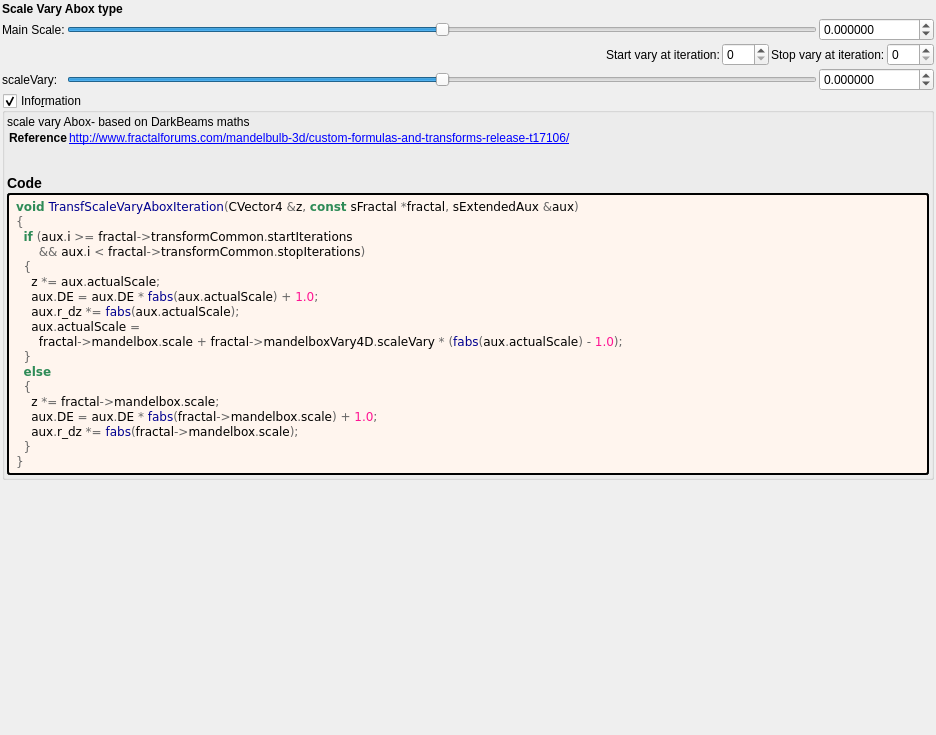
buddhi1980/mandelbulber2, file mandelbulber2/formula/ui/fractal_transf_scale_vary_abox.ui: the form before one commit.
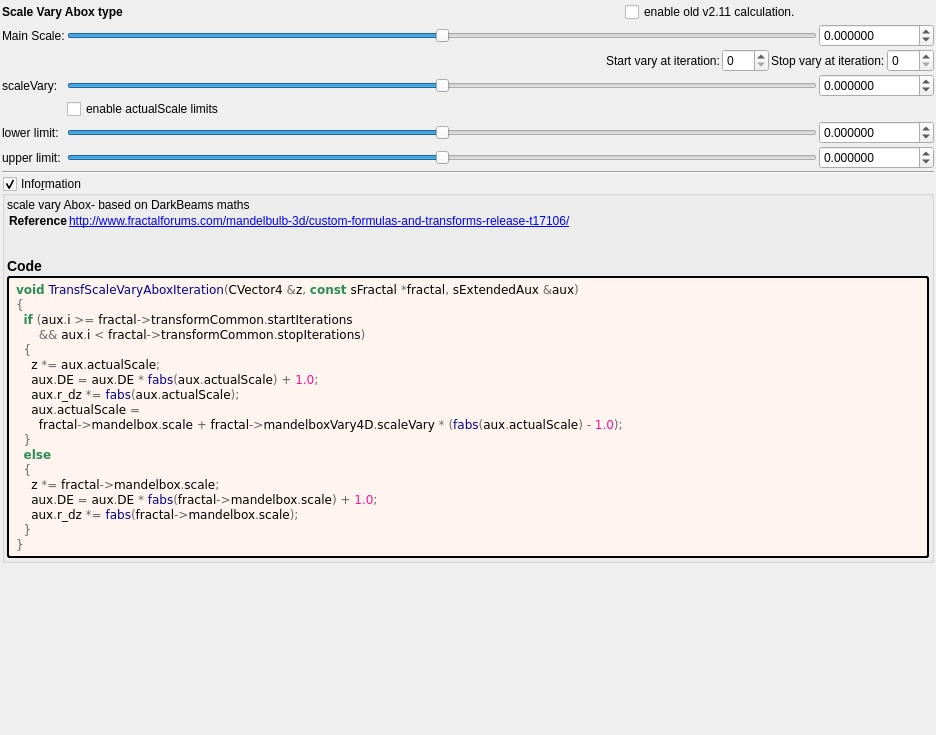
The form after the commit. Custom widgets are drawn as their Qt base class.

Commit message:
trans scale vary,
with limits

Diff of the .ui file:
```diff
--- a/mandelbulber2/formula/ui/fractal_transf_scale_vary_abox.ui
+++ b/mandelbulber2/formula/ui/fractal_transf_scale_vary_abox.ui
@@ -31,20 +31,26 @@
    </property>
    <item>
     <layout class="QGridLayout" name="gridLayout_14">
-     <item row="2" column="0" colspan="4">
+     <item row="0" column="0" colspan="2">
+      <widget class="QLabel" name="label_141">
+       <property name="font">
+        <font>
+         <weight>75</weight>
+         <bold>true</bold>
+        </font>
+       </property>
+       <property name="text">
+        <string>Scale Vary Abox type</string>
+       </property>
+      </widget>
+     </item>
+     <item row="2" column="0" colspan="3">
       <layout class="QGridLayout" name="gridLayout_30">
        <property name="spacing">
         <number>2</number>
        </property>
-       <item row="3" column="0">
-        <widget class="QLabel" name="label_142">
-         <property name="text">
-          <string>scaleVary:</string>
-         </property>
-        </widget>
-       </item>
-       <item row="3" column="2">
-        <widget class="MyDoubleSpinBox" name="spinbox_mandelbox_vary_scale_vary">
+       <item row="5" column="2">
+        <widget class="MyDoubleSpinBox" name="spinbox_transf_offset_4">
          <property name="sizePolicy">
           <sizepolicy hsizetype="Minimum" vsizetype="Maximum">
            <horstretch>0</horstretch>
@@ -71,31 +77,6 @@
          </property>
         </widget>
        </item>
-       <item row="3" column="1">
-        <widget class="QSlider" name="slider_mandelbox_vary_scale_vary">
-         <property name="sizePolicy">
-          <sizepolicy hsizetype="Expanding" vsizetype="Maximum">
-           <horstretch>0</horstretch>
-           <verstretch>0</verstretch>
-          </sizepolicy>
-         </property>
-         <property name="minimum">
-          <number>-5000000</number>
-         </property>
-         <property name="maximum">
-          <number>5000000</number>
-         </property>
-         <property name="value">
-          <number>0</number>
-         </property>
-         <property name="sliderPosition">
-          <number>0</number>
-         </property>
-         <property name="orientation">
-          <enum>Qt::Horizontal</enum>
-         </property>
-        </widget>
-       </item>
        <item row="0" column="1">
         <widget class="QSlider" name="slider_mandelbox_scale">
          <property name="sizePolicy">
@@ -118,10 +99,45 @@
          </property>
         </widget>
        </item>
+       <item row="8" column="0" colspan="3">
+        <layout class="QGridLayout" name="gridLayout"/>
+       </item>
+       <item row="5" column="1">
+        <widget class="QSlider" name="slider_transf_offset_4">
+         <property name="sizePolicy">
+          <sizepolicy hsizetype="Expanding" vsizetype="Maximum">
+           <horstretch>0</horstretch>
+           <verstretch>0</verstretch>
+          </sizepolicy>
+         </property>
+         <property name="minimum">
+          <number>-5000000</number>
+         </property>
+         <property name="maximum">
+          <number>5000000</number>
+         </property>
+         <property name="value">
+          <number>0</number>
+         </property>
+         <property name="sliderPosition">
+          <number>0</number>
+         </property>
+         <property name="orientation">
+          <enum>Qt::Horizontal</enum>
+         </property>
+        </widget>
+       </item>
+       <item row="5" column="0">
+        <widget class="QLabel" name="label_145">
+         <property name="text">
+          <string>upper limit:</string>
+         </property>
+        </widget>
+       </item>
        <item row="1" column="0" colspan="3">
-        <layout class="QGridLayout" name="gridLayout">
+        <layout class="QGridLayout" name="gridLayout_3">
          <item row="0" column="2">
-          <widget class="QLabel" name="label_66">
+          <widget class="QLabel" name="label_68">
            <property name="text">
             <string>Start vary at iteration:</string>
            </property>
@@ -141,7 +157,7 @@
           </widget>
          </item>
          <item row="0" column="4">
-          <widget class="QLabel" name="label_48">
+          <widget class="QLabel" name="label_50">
            <property name="text">
             <string>Stop vary at iteration:</string>
            </property>
@@ -167,7 +183,7 @@
           </widget>
          </item>
          <item row="0" column="1">
-          <spacer name="horizontalSpacer_5">
+          <spacer name="horizontalSpacer_7">
            <property name="orientation">
             <enum>Qt::Horizontal</enum>
            </property>
@@ -181,8 +197,8 @@
          </item>
         </layout>
        </item>
-       <item row="0" column="2">
-        <widget class="MyDoubleSpinBox" name="spinbox_mandelbox_scale">
+       <item row="2" column="2">
+        <widget class="MyDoubleSpinBox" name="spinbox_transf_scale_vary_0">
          <property name="sizePolicy">
           <sizepolicy hsizetype="Minimum" vsizetype="Maximum">
            <horstretch>0</horstretch>
@@ -209,6 +225,38 @@
          </property>
         </widget>
        </item>
+       <item row="2" column="0">
+        <widget class="QLabel" name="label_144">
+         <property name="text">
+          <string>scaleVary:</string>
+         </property>
+        </widget>
+       </item>
+       <item row="2" column="1">
+        <widget class="QSlider" name="slider_transf_scale_vary_0">
+         <property name="sizePolicy">
+          <sizepolicy hsizetype="Expanding" vsizetype="Maximum">
+           <horstretch>0</horstretch>
+           <verstretch>0</verstretch>
+          </sizepolicy>
+         </property>
+         <property name="minimum">
+          <number>-5000000</number>
+         </property>
+         <property name="maximum">
+          <number>5000000</number>
+         </property>
+         <property name="value">
+          <number>0</number>
+         </property>
+         <property name="sliderPosition">
+          <number>0</number>
+         </property>
+         <property name="orientation">
+          <enum>Qt::Horizontal</enum>
+         </property>
+        </widget>
+       </item>
        <item row="0" column="0">
         <widget class="QLabel" name="label_140">
          <property name="text">
@@ -216,18 +264,114 @@
          </property>
         </widget>
        </item>
+       <item row="0" column="2">
+        <widget class="MyDoubleSpinBox" name="spinbox_transf_scale_main_2">
+         <property name="sizePolicy">
+          <sizepolicy hsizetype="Minimum" vsizetype="Maximum">
+           <horstretch>0</horstretch>
+           <verstretch>0</verstretch>
+          </sizepolicy>
+         </property>
+         <property name="prefix">
+          <string/>
+         </property>
+         <property name="suffix">
+          <string/>
+         </property>
+         <property name="decimals">
+          <number>6</number>
+         </property>
+         <property name="minimum">
+          <double>-100000.000000000000000</double>
+         </property>
+         <property name="maximum">
+          <double>100000.000000000000000</double>
+         </property>
+         <property name="singleStep">
+          <double>0.100000000000000</double>
+         </property>
+        </widget>
+       </item>
+       <item row="6" column="0" colspan="3">
+        <widget class="Line" name="line">
+         <property name="orientation">
+          <enum>Qt::Horizontal</enum>
+         </property>
+        </widget>
+       </item>
+       <item row="3" column="1">
+        <widget class="QCheckBox" name="checkBox_transf_function_enabledBx_false">
+         <property name="text">
+          <string>enable actualScale limits</string>
+         </property>
+        </widget>
+       </item>
+       <item row="4" column="0">
+        <widget class="QLabel" name="label_146">
+         <property name="text">
+          <string>lower limit:</string>
+         </property>
+        </widget>
+       </item>
+       <item row="4" column="1">
+        <widget class="QSlider" name="slider_transf_offset_0">
+         <property name="sizePolicy">
+          <sizepolicy hsizetype="Expanding" vsizetype="Maximum">
+           <horstretch>0</horstretch>
+           <verstretch>0</verstretch>
+          </sizepolicy>
+         </property>
+         <property name="minimum">
+          <number>-5000000</number>
+         </property>
+         <property name="maximum">
+          <number>5000000</number>
+         </property>
+         <property name="value">
+          <number>0</number>
+         </property>
+         <property name="sliderPosition">
+          <number>0</number>
+         </property>
+         <property name="orientation">
+          <enum>Qt::Horizontal</enum>
+         </property>
+        </widget>
+       </item>
+       <item row="4" column="2">
+        <widget class="MyDoubleSpinBox" name="spinbox_transf_offset_0">
+         <property name="sizePolicy">
+          <sizepolicy hsizetype="Minimum" vsizetype="Maximum">
+           <horstretch>0</horstretch>
+           <verstretch>0</verstretch>
+          </sizepolicy>
+         </property>
+         <property name="prefix">
+          <string/>
+         </property>
+         <property name="suffix">
+          <string/>
+         </property>
+         <property name="decimals">
+          <number>6</number>
+         </property>
+         <property name="minimum">
+          <double>-100000.000000000000000</double>
+         </property>
+         <property name="maximum">
+          <double>100000.000000000000000</double>
+         </property>
+         <property name="singleStep">
+          <double>0.100000000000000</double>
+         </property>
+        </widget>
+       </item>
       </layout>
      </item>
-     <item row="0" column="0" colspan="2">
-      <widget class="QLabel" name="label_141">
-       <property name="font">
-        <font>
-         <weight>75</weight>
-         <bold>true</bold>
-        </font>
-       </property>
+     <item row="0" column="2">
+      <widget class="QCheckBox" name="checkBox_transf_function_enabled_false">
        <property name="text">
-        <string>Scale Vary Abox type</string>
+        <string>enable old v2.11 calculation.</string>
        </property>
       </widget>
      </item>
@@ -261,29 +405,32 @@
        <number>2</number>
       </property>
       <item>
-	   <widget class="QLabel" name="label_information_general">
-	    <property name="text">
-		 <string notr="true">&lt;p&gt;scale vary Abox- based on DarkBeams maths&lt;/p&gt;&lt;table&gt;
+       <widget class="QLabel" name="label_information_general">
+        <property name="text">
+         <string notr="true">&lt;p&gt;scale vary Abox- based on DarkBeams maths&lt;/p&gt;&lt;table&gt;
 &lt;tr&gt;&lt;th&gt;Reference&lt;/th&gt;&lt;td&gt;&lt;a href=&quot;http://www.fractalforums.com/mandelbulb-3d/custom-formulas-and-transforms-release-t17106/&quot;&gt;http://www.fractalforums.com/mandelbulb-3d/custom-formulas-and-transforms-release-t17106/&lt;br&gt;
 &lt;/td&gt;&lt;/tr&gt;
 &lt;/table&gt;
 &lt;h3&gt;Code&lt;/h3&gt;</string>
-		</property>
-		<property name="wordWrap">
-		 <bool>true</bool>
-		</property>
-		<property name="openExternalLinks">
-		 <bool>true</bool>
-		</property>
-		<property name="textInteractionFlags">
-		 <set>Qt::LinksAccessibleByMouse|Qt::TextSelectableByMouse</set>
-		</property>
-		</widget>
-	   </item>
-	   <item>
-	    <widget class="QLabel" name="label_code_content">
-		 <property name="text">
-		  <string notr="true">&lt;body style=&quot;background-color:#fff5ee&quot;&gt;
+        </property>
+        <property name="wordWrap">
+         <bool>true</bool>
+        </property>
+        <property name="openExternalLinks">
+         <bool>true</bool>
+        </property>
+        <property name="textInteractionFlags">
+         <set>Qt::LinksAccessibleByMouse|Qt::TextSelectableByMouse</set>
+        </property>
+       </widget>
+      </item>
+      <item>
+       <widget class="QLabel" name="label_code_content">
+        <property name="styleSheet">
+         <string notr="true">border-style: outset; border-width: 2px; border-radius: 3px; border-color: black; background-color: #fff5ee; padding: 4px;</string>
+        </property>
+        <property name="text">
+         <string notr="true">&lt;body style=&quot;background-color:#fff5ee&quot;&gt;
 &lt;pre style=&quot;color:#000000; background-color:#fff5ee;  font-family:'Courier New',monospace;&quot;&gt;&lt;span style=&quot;color:#2e8b57; font-weight:bold&quot;&gt;void&lt;/span&gt; &lt;span style=&quot;color:#00008f&quot;&gt;TransfScaleVaryAboxIteration&lt;/span&gt;&lt;span style=&quot;color:#676767&quot;&gt;(&lt;/span&gt;CVector4 &lt;span style=&quot;color:#676767&quot;&gt;&amp;amp;&lt;/span&gt;z&lt;span style=&quot;color:#676767&quot;&gt;,&lt;/span&gt; &lt;span style=&quot;color:#2e8b57; font-weight:bold&quot;&gt;const&lt;/span&gt; sFractal &lt;span style=&quot;color:#676767&quot;&gt;*&lt;/span&gt;fractal&lt;span style=&quot;color:#676767&quot;&gt;,&lt;/span&gt; sExtendedAux &lt;span style=&quot;color:#676767&quot;&gt;&amp;amp;&lt;/span&gt;aux&lt;span style=&quot;color:#676767&quot;&gt;)&lt;/span&gt;
 &lt;span style=&quot;color:#676767&quot;&gt;{&lt;/span&gt;
   &lt;span style=&quot;color:#2e8b57; font-weight:bold&quot;&gt;if&lt;/span&gt; &lt;span style=&quot;color:#676767&quot;&gt;(&lt;/span&gt;aux&lt;span style=&quot;color:#676767&quot;&gt;.&lt;/span&gt;i &lt;span style=&quot;color:#676767&quot;&gt;&amp;gt;=&lt;/span&gt; fractal&lt;span style=&quot;color:#676767&quot;&gt;-&amp;gt;&lt;/span&gt;transformCommon&lt;span style=&quot;color:#676767&quot;&gt;.&lt;/span&gt;startIterations
@@ -304,22 +451,19 @@
 &lt;span style=&quot;color:#676767&quot;&gt;}&lt;/span&gt;
 &lt;/pre&gt;
 &lt;/body&gt;</string>
-		 </property>
-		 <property name="wordWrap">
-		  <bool>true</bool>
-		 </property>
-		 <property name="openExternalLinks">
-		  <bool>true</bool>
-		 </property>
-		 <property name="textInteractionFlags">
-		  <set>Qt::LinksAccessibleByMouse|Qt::TextSelectableByMouse</set>
-		 </property>
-		 <property name="styleSheet">
-		  <string notr="true">border-style: outset; border-width: 2px; border-radius: 3px; border-color: black; background-color: #fff5ee; padding: 4px;</string>
-		  </property>
-		 </widget>
-		</item>
-	   </layout>
+        </property>
+        <property name="wordWrap">
+         <bool>true</bool>
+        </property>
+        <property name="openExternalLinks">
+         <bool>true</bool>
+        </property>
+        <property name="textInteractionFlags">
+         <set>Qt::LinksAccessibleByMouse|Qt::TextSelectableByMouse</set>
+        </property>
+       </widget>
+      </item>
+     </layout>
     </widget>
    </item>
    <item>
```
Left out of the diff: 6 changed lines with no effect on the pictures. The commit also changes 5 other files.
